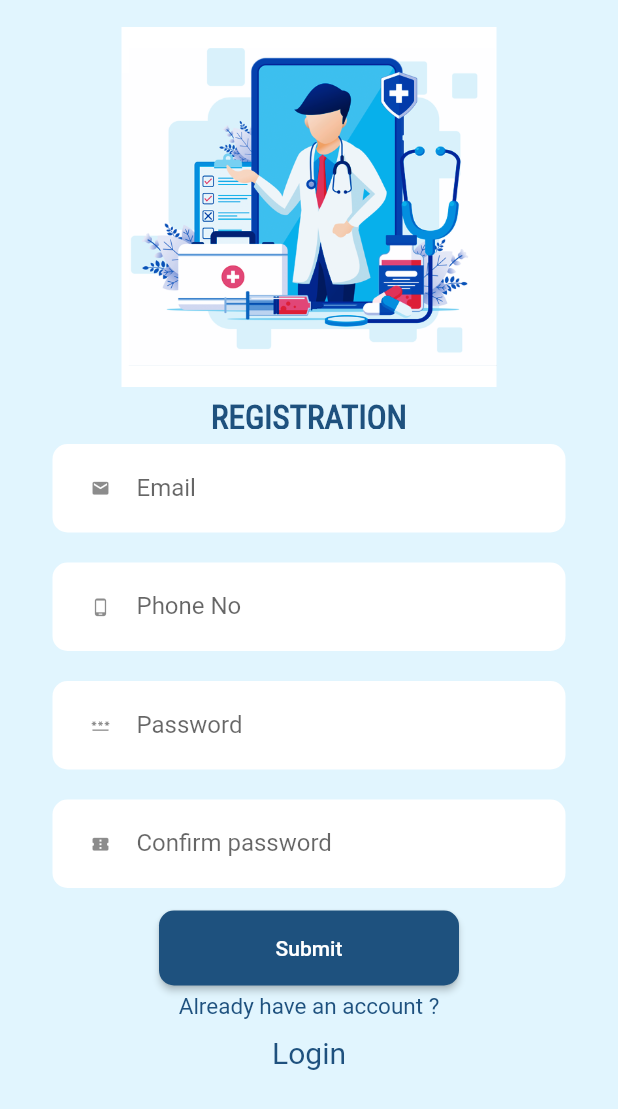
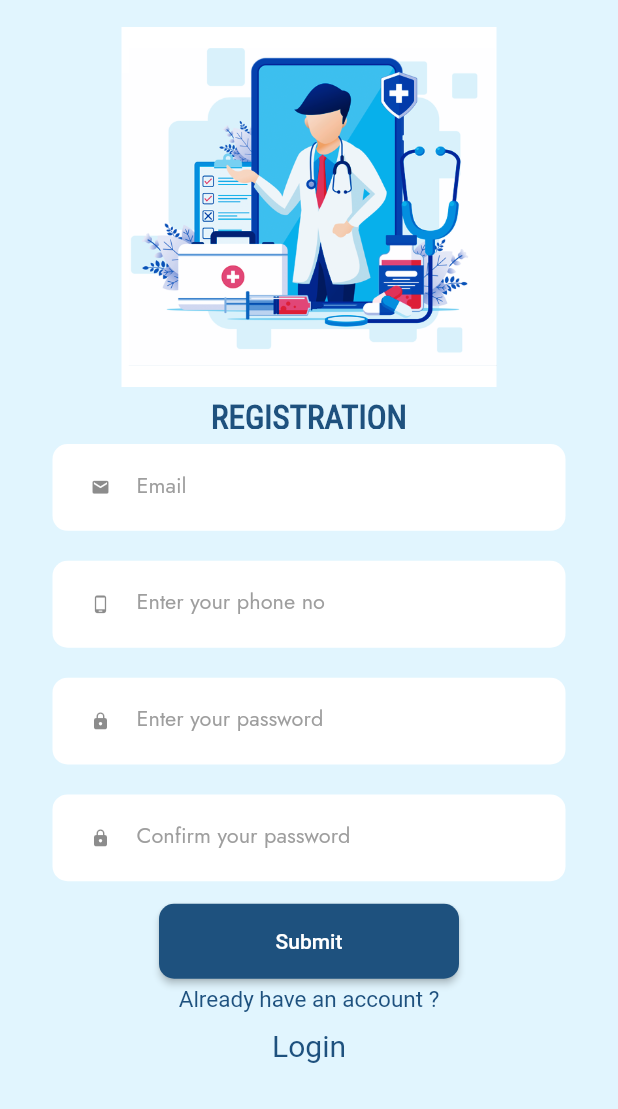
Before and after one commit to Roy-Tuhin/Doc_Appointments, a Flutter app: the Registration screen opened directly, on a phone screen of 412 x 824 dp. Shown: the top 1109 px of the screen. Run offline on Flutter 3.47's test engine with Material 2 defaults, Android fonts, the phone set to English and light mode, and no system bars; our stand-ins replace carousel_pro, dio, flutter_tabler_icons, get_storage, shared_preferences; missing offline and left inert: flutter_session; accounts and stored records are empty.

```diff
--- a/lib/login_n_registration/registration.dart
+++ b/lib/login_n_registration/registration.dart
@@ -2,6 +2,7 @@ import 'dart:convert';
 
 import 'package:dio/dio.dart';
 import 'package:flutter/material.dart';
+import 'package:flutter/services.dart';
 import 'package:medbo/API/Login/loginAtFirst.dart';
 import 'package:medbo/API/Registration/AfterRegistrationResPage.dart';
 import 'package:medbo/API/Registration/RegistrationApiResponse.dart';
@@ -182,12 +183,14 @@ class _RegistrationState extends State<Registration> {
                           //controller: _email,
                           keyboardType: TextInputType.text,
                           decoration: InputDecoration(
-                          prefixIcon: Icon(Icons.email,size: 13.0,),
+                          prefixIcon: Icon(Icons.mail,size: 13.0,),
                           fillColor: Colors.white,
                           border: InputBorder.none,
-                          hintText: 'Enter your Email',
+                          // hintText: 'Enter your Email',
+                          //hintStyle: TextStyle(color: Colors.grey),
                           labelText: 'Email',
-                          hintStyle: TextStyle(color: Colors.grey),
+                          labelStyle: TextStyle(color: Colors.grey, fontSize: 14.5,fontFamily: 'Jost'),
+
                         ),
                           validator: (value){
                             if(!RegExp("^[a-zA-Z0-9+_.-]+@[a-zA-Z0-9.-]+.[a-z]").hasMatch(value!)){
@@ -230,13 +233,16 @@ class _RegistrationState extends State<Registration> {
                           controller:contactControler,
                           //controller: _phone,
                           keyboardType: TextInputType.number,
+                          inputFormatters: [
+                          LengthLimitingTextInputFormatter(10),], //only 10 digit mobile number
                           decoration: InputDecoration(
                           prefixIcon: Icon(Icons.phone_android, size: 13.0,),
                           fillColor: Colors.white,
                           border: InputBorder.none,
-                          hintText: 'Enter your phone no',
-                          labelText: 'Phone No',
-                          hintStyle: TextStyle(color: Colors.grey),
+                          // hintText: 'Enter your phone no',
+                          // hintStyle: TextStyle(color: Colors.grey),
+                          labelText: 'Enter your phone no',
+                          labelStyle: TextStyle(color: Colors.grey, fontSize: 14.5,fontFamily: 'Jost'),
                         ),
                           validator: (value){
                             if(!RegExp(r'^[\+]?[(]?[0-9]{3}[)]?[-\s\.]?[0-9]{3}[-\s\.]?[0-9]{4,6}$').hasMatch(value!)){
@@ -276,12 +282,13 @@ class _RegistrationState extends State<Registration> {
                           keyboardType: TextInputType.text,
                           //decoration:buildInputDecoration("Password"),
                           decoration: InputDecoration(
-                          prefixIcon: Icon(Icons.password_sharp, size: 13.0,),
+                          prefixIcon: Icon(Icons.lock, size: 13.0,),
                           fillColor: Colors.white,
                           border: InputBorder.none,
-                          hintText: 'Enter your password',
-                          labelText: 'Password',
-                          hintStyle: TextStyle(color: Colors.grey),
+                          // hintText: 'Enter your password',
+                          // hintStyle: TextStyle(color: Colors.grey),
+                          labelText: 'Enter your password',
+                          labelStyle: TextStyle(color: Colors.grey, fontSize: 14.5,fontFamily: 'Jost'),
                         ),
                           validator: (value){
                             if(value!.isEmpty)
@@ -319,12 +326,13 @@ class _RegistrationState extends State<Registration> {
                           keyboardType: TextInputType.text,
                           //decoration:buildInputDecoration("Confirm Password"),
                           decoration: InputDecoration(
-                          prefixIcon: Icon(Icons.confirmation_number,size: 13.0,),
+                          prefixIcon: Icon(Icons.lock,size: 13.0,),
                           fillColor: Colors.white,
                           border: InputBorder.none,
-                          hintText: 'Re-type your password',
-                          labelText: 'Confirm password',
-                          hintStyle: TextStyle(color: Colors.grey),
+                          // hintText: 'Re-type your password',
+                          // hintStyle: TextStyle(color: Colors.grey),
+                          labelText: 'Confirm your password',
+                          labelStyle: TextStyle(color: Colors.grey, fontSize: 14.5,fontFamily: 'Jost'),
                         ),
                           validator: (value){
                             if(value!.isEmpty)
```
Also changed, not shown: lib/API/Login/loginAtFirst.dart (+22 -8 lines), pubspec.yaml (+8 -0 lines), assets/fonts/Poppins-Regular.ttf (added).
